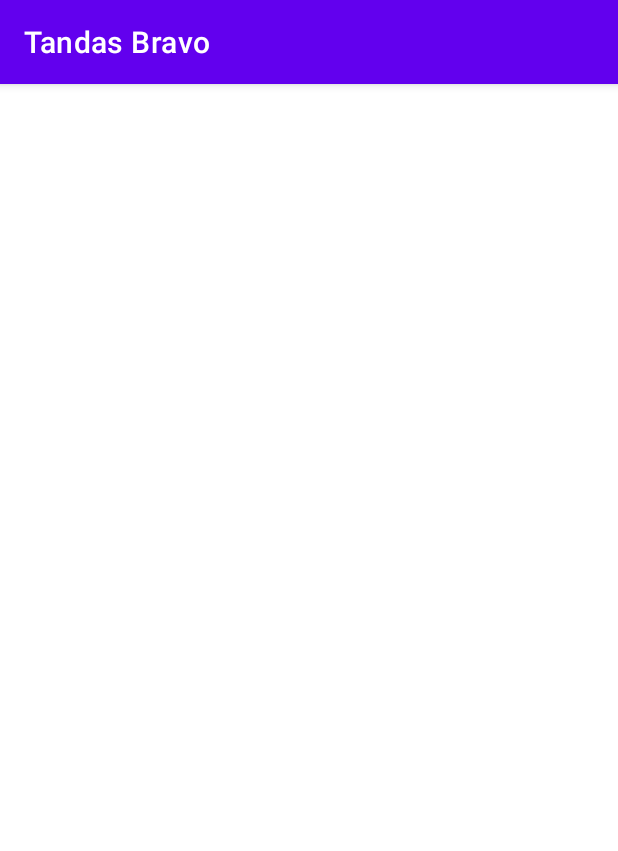
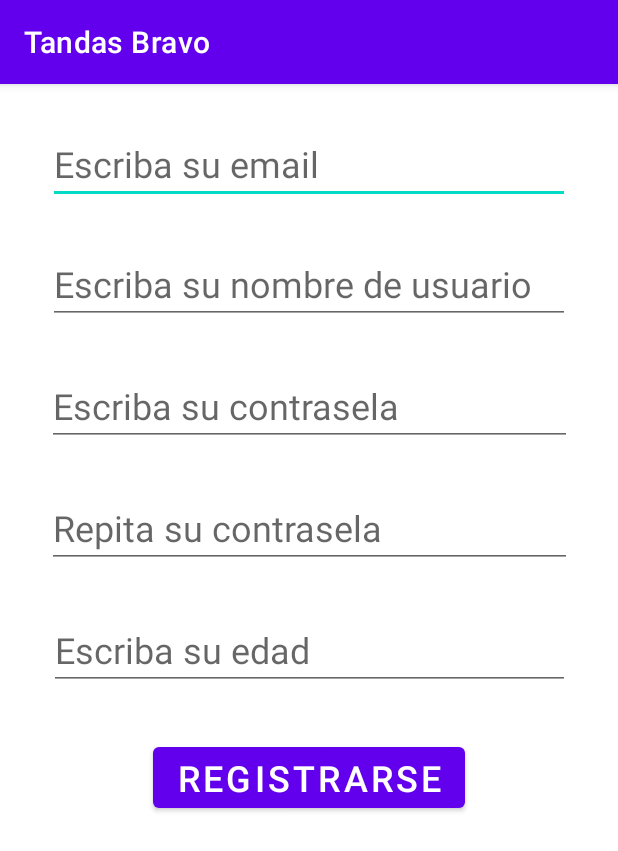
Before and after one commit to Mariohdz20/tandas-bravo, an Android app: the RegistrarseActivity screen opened directly, with no data from a screen before it, on a phone screen of 412 x 824 dp. Shown: the top 851 px of the screen. Run offline under Robolectric (Android 15) with nearby library versions, the phone set to English and light mode, and no system bars.

Commit message:
Segundo commit

```diff
--- a/app/src/main/java/com/example/tandasbravo/RegistrarseActivity.kt
+++ b/app/src/main/java/com/example/tandasbravo/RegistrarseActivity.kt
@@ -1,11 +1,29 @@
 package com.example.tandasbravo
 
+import android.content.Intent
 import androidx.appcompat.app.AppCompatActivity
 import android.os.Bundle
+import android.widget.Button
+import android.widget.Toast
 
 class RegistrarseActivity : AppCompatActivity() {
+
+    private var bnRegistrarse: Button? = null
     override fun onCreate(savedInstanceState: Bundle?) {
         super.onCreate(savedInstanceState)
         setContentView(R.layout.activity_registrarse)
+
+        inicializarVistas()
+        bnRegistrarse?.setOnClickListener {
+            val i = Intent( this@RegistrarseActivity, MainActivity::class.java)
+            startActivity(i)
+            Toast.makeText(this, "Su registro de usuario ha sido exitoso", Toast.LENGTH_SHORT).show()
+        }
+
     }
+
+    fun inicializarVistas() {
+        bnRegistrarse = findViewById(R.id.registrarse)
+    }
+
 }
--- a/app/src/main/res/layout/activity_registrarse.xml
+++ b/app/src/main/res/layout/activity_registrarse.xml
@@ -6,4 +6,79 @@
     android:layout_height="match_parent"
     tools:context=".RegistrarseActivity">
 
+    <EditText
+        android:id="@+id/emailRegistro"
+        android:layout_width="348dp"
+        android:layout_height="48dp"
+        android:layout_marginTop="32dp"
+        android:ems="10"
+        android:hint="Escriba su email"
+        android:inputType="textPersonName"
+        android:textSize="24sp"
+        app:layout_constraintEnd_toEndOf="parent"
+        app:layout_constraintStart_toStartOf="parent"
+        app:layout_constraintTop_toTopOf="parent" />
+
+    <EditText
+        android:id="@+id/username"
+        android:layout_width="348dp"
+        android:layout_height="48dp"
+        android:layout_marginTop="32dp"
+        android:ems="10"
+        android:hint="Escriba su nombre de usuario"
+        android:inputType="textPersonName"
+        android:textSize="24sp"
+        app:layout_constraintEnd_toEndOf="parent"
+        app:layout_constraintStart_toStartOf="parent"
+        app:layout_constraintTop_toBottomOf="@+id/emailRegistro" />
+
+    <EditText
+        android:id="@+id/passwordRegistro"
+        android:layout_width="350dp"
+        android:layout_height="49dp"
+        android:layout_marginTop="32dp"
+        android:ems="10"
+        android:hint="Escriba su contrasela"
+        android:inputType="textPassword"
+        android:textSize="24sp"
+        app:layout_constraintEnd_toEndOf="parent"
+        app:layout_constraintStart_toStartOf="parent"
+        app:layout_constraintTop_toBottomOf="@+id/username" />
+
+    <EditText
+        android:id="@+id/passwordRegistro2"
+        android:layout_width="350dp"
+        android:layout_height="49dp"
+        android:layout_marginTop="32dp"
+        android:ems="10"
+        android:hint="Repita su contrasela"
+        android:inputType="textPassword"
+        android:textSize="24sp"
+        app:layout_constraintEnd_toEndOf="parent"
+        app:layout_constraintStart_toStartOf="parent"
+        app:layout_constraintTop_toBottomOf="@+id/passwordRegistro" />
+
+    <EditText
+        android:id="@+id/edad"
+        android:layout_width="347dp"
+        android:layout_height="49dp"
+        android:layout_marginTop="32dp"
+        android:ems="10"
+        android:hint="Escriba su edad"
+        android:inputType="number"
+        android:textSize="24sp"
+        app:layout_constraintEnd_toEndOf="parent"
+        app:layout_constraintStart_toStartOf="parent"
+        app:layout_constraintTop_toBottomOf="@+id/passwordRegistro2" />
+
+    <Button
+        android:id="@+id/registrarse"
+        android:layout_width="wrap_content"
+        android:layout_height="wrap_content"
+        android:layout_marginTop="32dp"
+        android:text="Registrarse"
+        android:textSize="24sp"
+        app:layout_constraintEnd_toEndOf="parent"
+        app:layout_constraintStart_toStartOf="parent"
+        app:layout_constraintTop_toBottomOf="@+id/edad" />
 </androidx.constraintlayout.widget.ConstraintLayout>
```
Also changed, not shown: app/src/main/res/layout/activity_iniciar_sesion.xml (+54 -0 lines).
